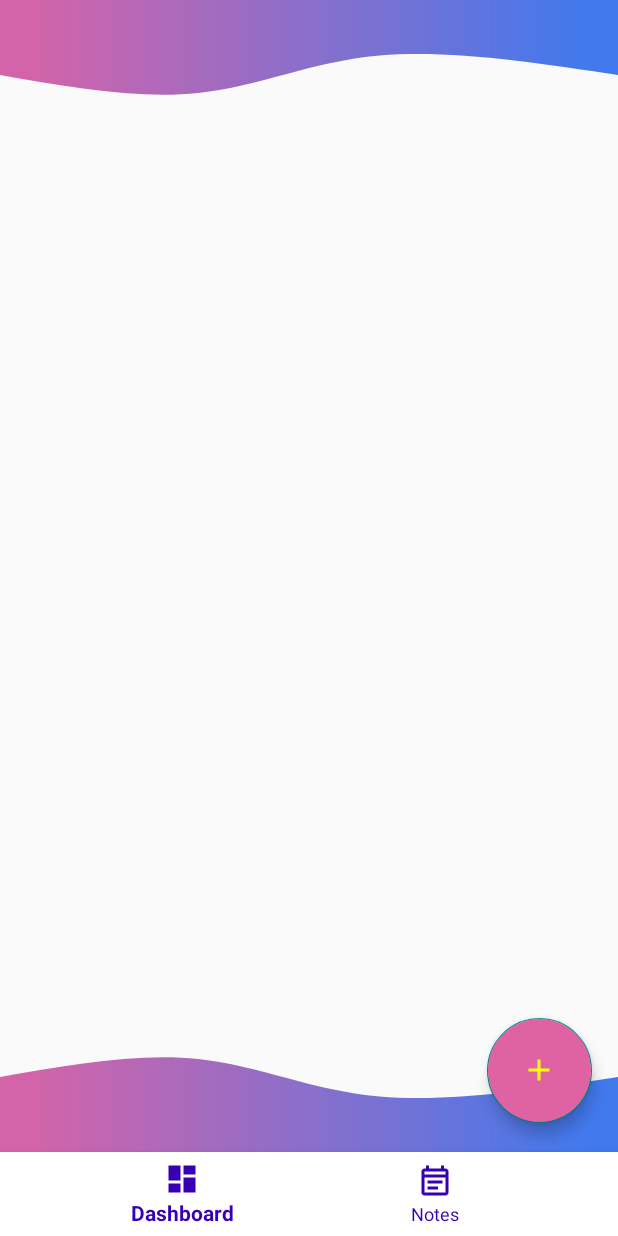
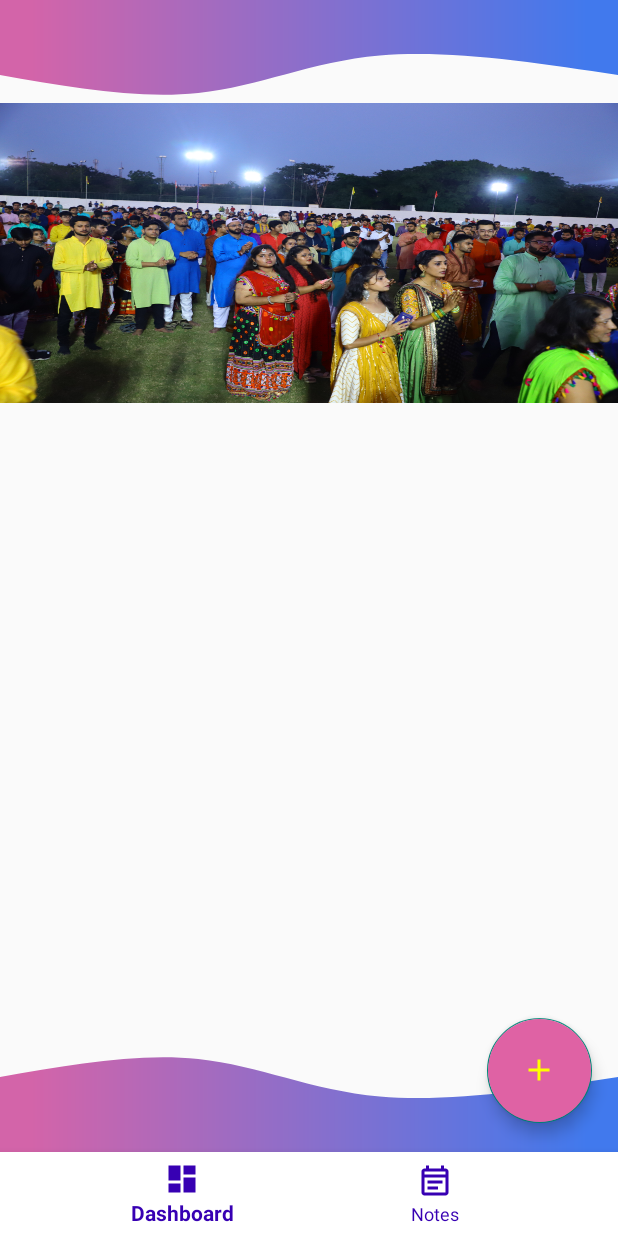
Before and after one commit to Achal-Hingrajiya/MAD_Practical10_19012021012, an Android app: the NotesActivity screen opened directly, with no data from a screen before it, on a phone screen of 412 x 824 dp. Run offline under Robolectric (Android 15) with nearby library versions, the light colour scheme and no system bars.

Commit message:
Added photos with animation in notes activity

```diff
--- a/app/src/main/java/com/example/practical10_19012021012/NotesActivity.kt
+++ b/app/src/main/java/com/example/practical10_19012021012/NotesActivity.kt
@@ -5,6 +5,7 @@ import android.app.*
 import android.content.Context
 import android.content.DialogInterface
 import android.content.Intent
+import android.graphics.drawable.AnimationDrawable
 import android.icu.text.SimpleDateFormat
 import android.icu.util.Calendar
 import android.os.Build
@@ -66,6 +67,12 @@ class NotesActivity : AppCompatActivity() {
         fabAddNote.setOnClickListener {
             showAddNoteDialog(lvAdapter)
         }
+
+
+        val ivPhotos = findViewById<View>(R.id.iv_photos_notes_activity)
+        ivPhotos.setBackgroundResource(R.drawable.photos_animation_list)
+        val photoAnim = ivPhotos.background as AnimationDrawable
+        photoAnim.start()
     }
 
 
--- a/app/src/main/res/layout/activity_notes.xml
+++ b/app/src/main/res/layout/activity_notes.xml
@@ -45,9 +45,20 @@
         app:layout_constraintBottom_toTopOf="@+id/bottom_nav"
         app:layout_constraintLeft_toLeftOf="parent"
         app:layout_constraintRight_toRightOf="parent"
+        app:layout_constraintTop_toBottomOf="@id/iv_photos_notes_activity"
+        android:layout_marginHorizontal="20dp"
+        android:layout_marginTop="5dp"
+        android:dividerHeight="10dp"/>
+
+    <ImageView
+        android:id="@+id/iv_photos_notes_activity"
+        android:layout_width="match_parent"
+        android:layout_height="200dp"
+        app:layout_constraintBottom_toBottomOf="parent"
+        app:layout_constraintLeft_toLeftOf="parent"
+        app:layout_constraintRight_toRightOf="parent"
         app:layout_constraintTop_toTopOf="parent"
-        android:layout_marginTop="40dp"
-        android:layout_marginHorizontal="20dp"/>
+        app:layout_constraintVertical_bias="0.11" />
 
     <com.google.android.material.floatingactionbutton.FloatingActionButton
         android:id="@+id/fab_add_note"
--- a/app/src/main/res/layout/card_note.xml
+++ b/app/src/main/res/layout/card_note.xml
@@ -4,7 +4,6 @@
     android:layout_width="match_parent"
     xmlns:app="http://schemas.android.com/apk/res-auto"
     android:layout_marginHorizontal="20dp"
-    android:layout_marginVertical="15dp"
     android:backgroundTint="@color/cardview_dark_background"
     app:cardCornerRadius="10dp">
 
```
Also changed, not shown: app/src/main/java/src/LoginInfo.kt (+12 -12 lines).
